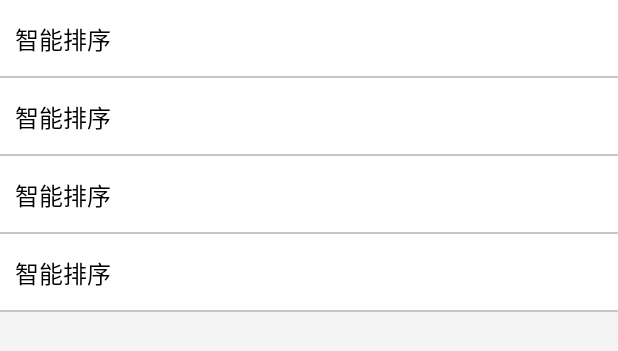
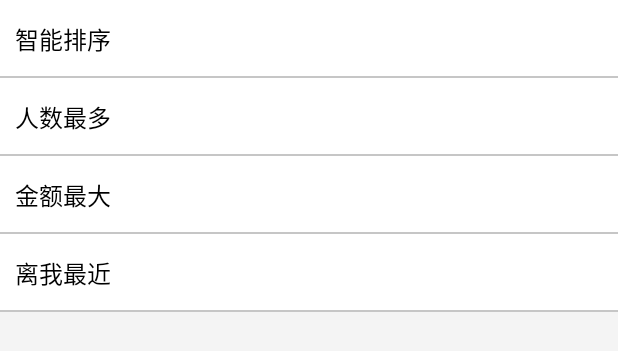
Before and after one commit to 1007944735/Spreader_Android, an Android app: the layout layout_map_pop_order.xml on its own in the app's theme, with its tools: preview values and no code run, on a phone screen of 412 x 824 dp. Shown: the top 351 px of the screen. Run offline under Robolectric (Android 15) with nearby library versions, the phone set to English and light mode, and no system bars.

Commit message:
红包分类

```diff
--- a/app/src/main/res/layout/layout_map_pop_order.xml
+++ b/app/src/main/res/layout/layout_map_pop_order.xml
@@ -6,6 +6,48 @@
     android:orientation="vertical">
 
     <TextView
+        android:id="@+id/smartOrder"
+        android:layout_width="match_parent"
+        android:layout_height="wrap_content"
+        android:background="@drawable/bg_border_gray_bottom_selector"
+        android:foreground="@drawable/fg_ripple_general"
+        android:paddingLeft="@dimen/padding_10"
+        android:paddingTop="@dimen/padding_14"
+        android:paddingRight="@dimen/padding_10"
+        android:paddingBottom="@dimen/padding_14"
+        android:text="@string/discover_order_smart"
+        android:textColor="@color/bg_map_tab_layout_title_selector"
+        android:textSize="@dimen/dimen_16" />
+
+    <TextView
+        android:id="@+id/maxPeople"
+        android:layout_width="match_parent"
+        android:layout_height="wrap_content"
+        android:background="@drawable/bg_border_gray_bottom_selector"
+        android:foreground="@drawable/fg_ripple_general"
+        android:paddingLeft="@dimen/padding_10"
+        android:paddingTop="@dimen/padding_14"
+        android:paddingRight="@dimen/padding_10"
+        android:paddingBottom="@dimen/padding_14"
+        android:text="@string/discover_order_max_people"
+        android:textColor="@color/bg_map_tab_layout_title_selector"
+        android:textSize="@dimen/dimen_16" />
+
+    <TextView
+        android:id="@+id/maxCount"
+        android:layout_width="match_parent"
+        android:layout_height="wrap_content"
+        android:background="@drawable/bg_border_gray_bottom_selector"
+        android:foreground="@drawable/fg_ripple_general"
+        android:paddingLeft="@dimen/padding_10"
+        android:paddingTop="@dimen/padding_14"
+        android:paddingRight="@dimen/padding_10"
+        android:paddingBottom="@dimen/padding_14"
+        android:text="@string/discover_order_max_count"
+        android:textColor="@color/bg_map_tab_layout_title_selector"
+        android:textSize="@dimen/dimen_16" />
+    <TextView
+        android:id="@+id/minDistance"
         android:layout_width="match_parent"
         android:layout_height="wrap_content"
         android:background="@drawable/bg_border_gray_bottom_selector"
@@ -13,43 +55,7 @@
         android:paddingTop="@dimen/padding_14"
         android:paddingBottom="@dimen/padding_14"
         android:paddingRight="@dimen/padding_10"
-        android:text="智能排序"
-        android:textColor="@color/bg_map_tab_layout_title_selector"
-        android:textSize="@dimen/dimen_16"
-        android:foreground="@drawable/fg_ripple_general"/>
-    <TextView
-        android:layout_width="match_parent"
-        android:layout_height="wrap_content"
-        android:background="@drawable/bg_border_gray_bottom_selector"
-        android:paddingLeft="@dimen/padding_10"
-        android:paddingTop="@dimen/padding_14"
-        android:paddingBottom="@dimen/padding_14"
-        android:paddingRight="@dimen/padding_10"
-        android:text="智能排序"
-        android:textColor="@color/bg_map_tab_layout_title_selector"
-        android:textSize="@dimen/dimen_16"
-        android:foreground="@drawable/fg_ripple_general"/>
-    <TextView
-        android:layout_width="match_parent"
-        android:layout_height="wrap_content"
-        android:background="@drawable/bg_border_gray_bottom_selector"
-        android:paddingLeft="@dimen/padding_10"
-        android:paddingTop="@dimen/padding_14"
-        android:paddingBottom="@dimen/padding_14"
-        android:paddingRight="@dimen/padding_10"
-        android:text="智能排序"
-        android:textColor="@color/bg_map_tab_layout_title_selector"
-        android:textSize="@dimen/dimen_16"
-        android:foreground="@drawable/fg_ripple_general"/>
-    <TextView
-        android:layout_width="match_parent"
-        android:layout_height="wrap_content"
-        android:background="@drawable/bg_border_gray_bottom_selector"
-        android:paddingLeft="@dimen/padding_10"
-        android:paddingTop="@dimen/padding_14"
-        android:paddingBottom="@dimen/padding_14"
-        android:paddingRight="@dimen/padding_10"
-        android:text="智能排序"
+        android:text="@string/discover_order_min_distance"
         android:textColor="@color/bg_map_tab_layout_title_selector"
         android:textSize="@dimen/dimen_16"
         android:foreground="@drawable/fg_ripple_general"/>
--- a/app/src/main/res/values/strings.xml
+++ b/app/src/main/res/values/strings.xml
@@ -72,4 +72,10 @@
     <string name="history_release_details">详细信息</string>
     <string name="history_release_picture">相册</string>
     <string name="history_release_video">视频</string>
+
+    <!--发现红包-->
+    <string name="discover_order_smart">智能排序</string>
+    <string name="discover_order_max_people">人数最多</string>
+    <string name="discover_order_max_count">金额最大</string>
+    <string name="discover_order_min_distance">离我最近</string>
 </resources>
```
Also changed, not shown: app/src/main/java/com/sgevf/spreader/spreaderAndroid/map/MapDiscoverActivity.java (+59 -21 lines), app/src/main/res/layout/layout_map_pop_filter.xml (+18 -3 lines).
